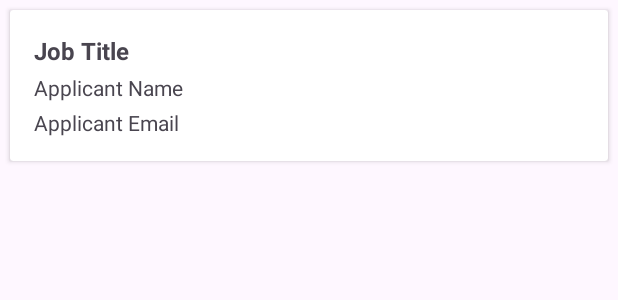
After one commit to kidd28/Job4U, an Android app: the layout item_application.xml on its own in the app's theme, with its tools: preview values and no code run, on a phone screen of 412 x 824 dp. The commit adds this screen. Shown: the top 300 px of the screen. Run offline under Robolectric (Android 15) with nearby library versions, the phone set to English and light mode, and no system bars.

Commit message:
updated app

```diff
--- a/app/src/main/java/com/project/job4u/Job.kt
+++ b/app/src/main/java/com/project/job4u/Job.kt
@@ -15,6 +15,7 @@ data class Job(
     val jobType: String = "",
     val requirements: String = "",
     val postedOn: String = "",
+    val postedBy: String = "",
     val status: String = ""
 ) : Parcelable {
     // No-argument constructor for Firebase
--- a/app/src/main/res/layout/fragment_applications2.xml
+++ b/app/src/main/res/layout/fragment_applications2.xml
@@ -5,10 +5,10 @@
     android:layout_height="match_parent"
     tools:context=".EmployerFragments.Applications">
 
-    <!-- TODO: Update blank fragment layout -->
-    <TextView
+    <androidx.recyclerview.widget.RecyclerView
+        android:id="@+id/recyclerViewCompanyApplications"
         android:layout_width="match_parent"
         android:layout_height="match_parent"
-        android:text="@string/hello_blank_fragment" />
+        android:scrollbars="vertical"/>
 
 </FrameLayout>
--- /dev/null
+++ b/app/src/main/res/layout/item_application.xml
@@ -0,0 +1,36 @@
+<?xml version="1.0" encoding="utf-8"?>
+<androidx.cardview.widget.CardView xmlns:android="http://schemas.android.com/apk/res/android"
+    android:layout_width="match_parent"
+    android:elevation="5dp"
+    android:layout_margin="@dimen/_5sdp"
+    android:layout_height="wrap_content">
+    <LinearLayout
+        xmlns:android="http://schemas.android.com/apk/res/android"
+        android:layout_width="match_parent"
+        android:layout_height="wrap_content"
+        android:orientation="vertical"
+        android:padding="16dp">
+
+        <TextView
+            android:id="@+id/tvJobTitle"
+            android:layout_width="wrap_content"
+            android:layout_height="wrap_content"
+            android:text="Job Title"
+            android:textStyle="bold"
+            android:textSize="16sp"/>
+
+        <TextView
+            android:id="@+id/tvApplicantName"
+            android:layout_width="wrap_content"
+            android:layout_height="wrap_content"
+            android:text="Applicant Name"
+            android:paddingTop="4dp"/>
+
+        <TextView
+            android:id="@+id/tvApplicantEmail"
+            android:layout_width="wrap_content"
+            android:layout_height="wrap_content"
+            android:text="Applicant Email"
+            android:paddingTop="4dp"/>
+    </LinearLayout>
+</androidx.cardview.widget.CardView>
```
Also changed, not shown: app/src/main/java/com/project/job4u/Adapter/CompanyApplicationsAdapter.kt (added, +40 -0 lines), app/src/main/java/com/project/job4u/ApplicantJobDetails.kt (+22 -6 lines), app/src/main/java/com/project/job4u/Application.kt (+5 -2 lines), app/src/main/java/com/project/job4u/EmployerFragments/Applications.kt (+54 -1 lines).
